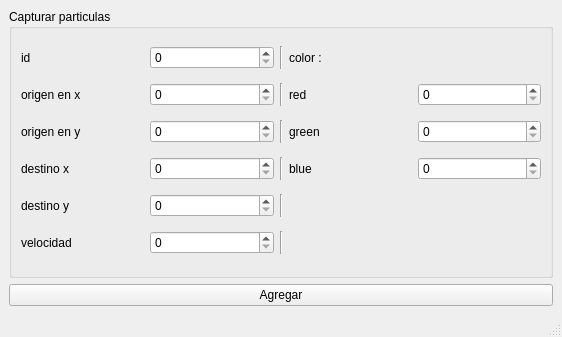
Above: mainwindow.ui from EduardoUDG/Py_aplicacionQt5Ubuntu before the change. Below: the same form after it.
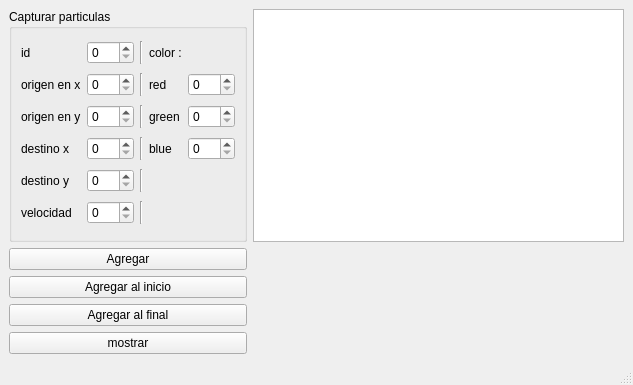
That is the form after the change.

Patch:
```diff
--- a/mainwindow.ui
+++ b/mainwindow.ui
@@ -6,8 +6,8 @@
    <rect>
     <x>0</x>
     <y>0</y>
-    <width>562</width>
-    <height>337</height>
+    <width>633</width>
+    <height>385</height>
    </rect>
   </property>
   <property name="windowTitle">
@@ -15,6 +15,13 @@
   </property>
   <widget class="QWidget" name="centralwidget">
    <layout class="QGridLayout" name="gridLayout_2">
+    <item row="3" column="0">
+     <widget class="QPushButton" name="enviarInicio_pushButton">
+      <property name="text">
+       <string>Agregar al inicio</string>
+      </property>
+     </widget>
+    </item>
     <item row="2" column="0">
      <widget class="QPushButton" name="pushButton">
       <property name="text">
@@ -28,17 +35,17 @@
        <string>Capturar particulas</string>
       </property>
       <layout class="QGridLayout" name="gridLayout">
-       <item row="1" column="3">
-        <widget class="QLabel" name="label_8">
+       <item row="5" column="0">
+        <widget class="QLabel" name="label_6">
          <property name="text">
-          <string>red</string>
+          <string>velocidad</string>
          </property>
         </widget>
        </item>
-       <item row="3" column="4">
-        <widget class="QSpinBox" name="spinBox_10">
-         <property name="maximum">
-          <number>255</number>
+       <item row="3" column="3">
+        <widget class="QLabel" name="label_10">
+         <property name="text">
+          <string>blue</string>
          </property>
         </widget>
        </item>
@@ -49,6 +56,41 @@
          </property>
         </widget>
        </item>
+       <item row="2" column="4">
+        <widget class="QSpinBox" name="green_spinBox">
+         <property name="maximum">
+          <number>255</number>
+         </property>
+        </widget>
+       </item>
+       <item row="2" column="0">
+        <widget class="QLabel" name="label_3">
+         <property name="text">
+          <string>origen en y</string>
+         </property>
+        </widget>
+       </item>
+       <item row="1" column="4">
+        <widget class="QSpinBox" name="red_spinBox">
+         <property name="maximum">
+          <number>255</number>
+         </property>
+        </widget>
+       </item>
+       <item row="2" column="2">
+        <widget class="Line" name="line_3">
+         <property name="orientation">
+          <enum>Qt::Vertical</enum>
+         </property>
+        </widget>
+       </item>
+       <item row="4" column="2">
+        <widget class="Line" name="line_5">
+         <property name="orientation">
+          <enum>Qt::Vertical</enum>
+         </property>
+        </widget>
+       </item>
        <item row="2" column="3">
         <widget class="QLabel" name="label_9">
          <property name="text">
@@ -56,8 +98,8 @@
          </property>
         </widget>
        </item>
-       <item row="0" column="1">
-        <widget class="QSpinBox" name="spinBox">
+       <item row="2" column="1">
+        <widget class="QSpinBox" name="origenY_spinBox">
          <property name="maximum">
           <number>500</number>
          </property>
@@ -70,66 +112,10 @@
          </property>
         </widget>
        </item>
-       <item row="0" column="0">
-        <widget class="QLabel" name="label">
+       <item row="1" column="3">
+        <widget class="QLabel" name="label_8">
          <property name="text">
-          <string>id</string>
-         </property>
-        </widget>
-       </item>
-       <item row="3" column="1">
-        <widget class="QSpinBox" name="spinBox_4">
-         <property name="maximum">
-          <number>500</number>
-         </property>
-        </widget>
-       </item>
-       <item row="4" column="1">
-        <widget class="QSpinBox" name="spinBox_5">
-         <property name="maximum">
-          <number>500</number>
-         </property>
-        </widget>
-       </item>
-       <item row="2" column="4">
-        <widget class="QSpinBox" name="spinBox_9">
-         <property name="maximum">
-          <number>255</number>
-         </property>
-        </widget>
-       </item>
-       <item row="1" column="1">
-        <widget class="QSpinBox" name="spinBox_2">
-         <property name="maximum">
-          <number>500</number>
-         </property>
-        </widget>
-       </item>
-       <item row="1" column="4">
-        <widget class="QSpinBox" name="spinBox_8">
-         <property name="maximum">
-          <number>255</number>
-         </property>
-        </widget>
-       </item>
-       <item row="2" column="1">
-        <widget class="QSpinBox" name="spinBox_3">
-         <property name="maximum">
-          <number>500</number>
-         </property>
-        </widget>
-       </item>
-       <item row="0" column="3">
-        <widget class="QLabel" name="label_7">
-         <property name="text">
-          <string>color :</string>
-         </property>
-        </widget>
-       </item>
-       <item row="2" column="0">
-        <widget class="QLabel" name="label_3">
-         <property name="text">
-          <string>origen en y</string>
+          <string>red</string>
          </property>
         </widget>
        </item>
@@ -140,24 +126,38 @@
          </property>
         </widget>
        </item>
-       <item row="3" column="3">
-        <widget class="QLabel" name="label_10">
+       <item row="5" column="2">
+        <widget class="Line" name="line_6">
+         <property name="orientation">
+          <enum>Qt::Vertical</enum>
+         </property>
+        </widget>
+       </item>
+       <item row="3" column="4">
+        <widget class="QSpinBox" name="blue_spinBox">
+         <property name="maximum">
+          <number>255</number>
+         </property>
+        </widget>
+       </item>
+       <item row="0" column="3">
+        <widget class="QLabel" name="label_7">
          <property name="text">
-          <string>blue</string>
+          <string>color :</string>
          </property>
         </widget>
        </item>
-       <item row="5" column="1">
-        <widget class="QSpinBox" name="spinBox_6">
+       <item row="1" column="1">
+        <widget class="QSpinBox" name="origenX_spinBox">
          <property name="maximum">
           <number>500</number>
          </property>
         </widget>
        </item>
-       <item row="5" column="0">
-        <widget class="QLabel" name="label_6">
-         <property name="text">
-          <string>velocidad</string>
+       <item row="0" column="1">
+        <widget class="QSpinBox" name="id_spinBox">
+         <property name="maximum">
+          <number>500</number>
          </property>
         </widget>
        </item>
@@ -168,20 +168,6 @@
          </property>
         </widget>
        </item>
-       <item row="1" column="2">
-        <widget class="Line" name="line_2">
-         <property name="orientation">
-          <enum>Qt::Vertical</enum>
-         </property>
-        </widget>
-       </item>
-       <item row="2" column="2">
-        <widget class="Line" name="line_3">
-         <property name="orientation">
-          <enum>Qt::Vertical</enum>
-         </property>
-        </widget>
-       </item>
        <item row="3" column="2">
         <widget class="Line" name="line_4">
          <property name="orientation">
@@ -189,23 +175,61 @@
          </property>
         </widget>
        </item>
-       <item row="4" column="2">
-        <widget class="Line" name="line_5">
-         <property name="orientation">
-          <enum>Qt::Vertical</enum>
+       <item row="0" column="0">
+        <widget class="QLabel" name="label">
+         <property name="text">
+          <string>id</string>
          </property>
         </widget>
        </item>
-       <item row="5" column="2">
-        <widget class="Line" name="line_6">
+       <item row="5" column="1">
+        <widget class="QSpinBox" name="velocidad_spinBox">
+         <property name="maximum">
+          <number>500</number>
+         </property>
+        </widget>
+       </item>
+       <item row="3" column="1">
+        <widget class="QSpinBox" name="destinoX_spinBox">
+         <property name="maximum">
+          <number>500</number>
+         </property>
+        </widget>
+       </item>
+       <item row="1" column="2">
+        <widget class="Line" name="line_2">
          <property name="orientation">
           <enum>Qt::Vertical</enum>
          </property>
         </widget>
        </item>
+       <item row="4" column="1">
+        <widget class="QSpinBox" name="destinoY_spinBox">
+         <property name="maximum">
+          <number>500</number>
+         </property>
+        </widget>
+       </item>
       </layout>
      </widget>
     </item>
+    <item row="1" column="1">
+     <widget class="QPlainTextEdit" name="salida_plainTextEdit"/>
+    </item>
+    <item row="4" column="0">
+     <widget class="QPushButton" name="enviarFinal_pushButton">
+      <property name="text">
+       <string>Agregar al final</string>
+      </property>
+     </widget>
+    </item>
+    <item row="5" column="0">
+     <widget class="QPushButton" name="mostrar_pushButton">
+      <property name="text">
+       <string>mostrar</string>
+      </property>
+     </widget>
+    </item>
    </layout>
   </widget>
   <widget class="QMenuBar" name="menubar">
@@ -213,7 +237,7 @@
     <rect>
      <x>0</x>
      <y>0</y>
-     <width>562</width>
+     <width>633</width>
      <height>22</height>
     </rect>
    </property>
```
